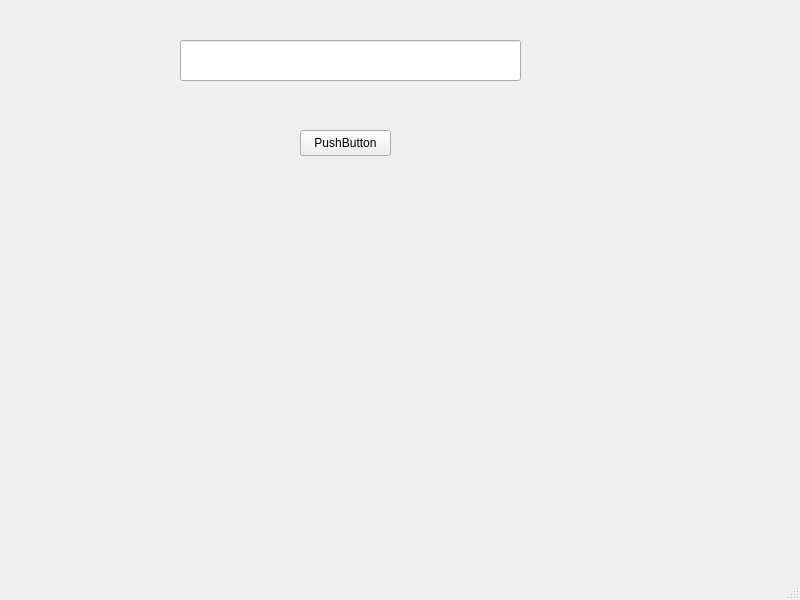
Old version of the form mainwindow.ui in the repository nstrikos/network-chat.
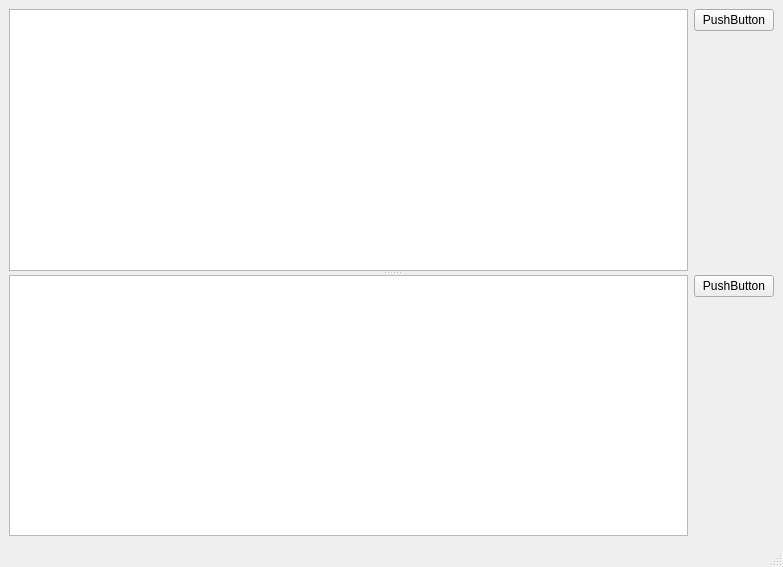
New version of the form.

The edit to the form file:
```diff
--- a/mainwindow.ui
+++ b/mainwindow.ui
@@ -6,37 +6,89 @@
    <rect>
     <x>0</x>
     <y>0</y>
-    <width>800</width>
-    <height>600</height>
+    <width>783</width>
+    <height>567</height>
    </rect>
   </property>
   <property name="windowTitle">
    <string>MainWindow</string>
   </property>
   <widget class="QWidget" name="centralwidget">
-   <widget class="QLineEdit" name="lineEdit">
-    <property name="geometry">
-     <rect>
-      <x>180</x>
-      <y>40</y>
-      <width>341</width>
-      <height>41</height>
-     </rect>
-    </property>
-   </widget>
-   <widget class="QPushButton" name="pushButton">
-    <property name="geometry">
-     <rect>
-      <x>300</x>
-      <y>130</y>
-      <width>91</width>
-      <height>26</height>
-     </rect>
-    </property>
-    <property name="text">
-     <string>PushButton</string>
-    </property>
-   </widget>
+   <layout class="QGridLayout" name="gridLayout">
+    <item row="0" column="0">
+     <widget class="QSplitter" name="splitter">
+      <property name="orientation">
+       <enum>Qt::Vertical</enum>
+      </property>
+      <widget class="QWidget" name="">
+       <layout class="QHBoxLayout" name="horizontalLayout">
+        <item>
+         <widget class="QTextEdit" name="textEdit"/>
+        </item>
+        <item>
+         <layout class="QVBoxLayout" name="verticalLayout">
+          <item>
+           <widget class="QPushButton" name="pushButton">
+            <property name="text">
+             <string>PushButton</string>
+            </property>
+           </widget>
+          </item>
+          <item>
+           <spacer name="verticalSpacer">
+            <property name="orientation">
+             <enum>Qt::Vertical</enum>
+            </property>
+            <property name="sizeHint" stdset="0">
+             <size>
+              <width>20</width>
+              <height>40</height>
+             </size>
+            </property>
+           </spacer>
+          </item>
+         </layout>
+        </item>
+       </layout>
+      </widget>
+      <widget class="QWidget" name="">
+       <layout class="QHBoxLayout" name="horizontalLayout_2">
+        <item>
+         <widget class="QTextEdit" name="textEdit_2">
+          <property name="readOnly">
+           <bool>true</bool>
+          </property>
+         </widget>
+        </item>
+        <item>
+         <layout class="QVBoxLayout" name="verticalLayout_2">
+          <item>
+           <widget class="QPushButton" name="pushButton_2">
+            <property name="text">
+             <string>PushButton</string>
+            </property>
+           </widget>
+          </item>
+          <item>
+           <spacer name="verticalSpacer_2">
+            <property name="orientation">
+             <enum>Qt::Vertical</enum>
+            </property>
+            <property name="sizeHint" stdset="0">
+             <size>
+              <width>20</width>
+              <height>40</height>
+             </size>
+            </property>
+           </spacer>
+          </item>
+         </layout>
+        </item>
+       </layout>
+      </widget>
+     </widget>
+    </item>
+   </layout>
   </widget>
   <widget class="QMenuBar" name="menubar">
    <property name="geometry">
```
Left out of the diff: 2 changed lines with no effect on the pictures.
